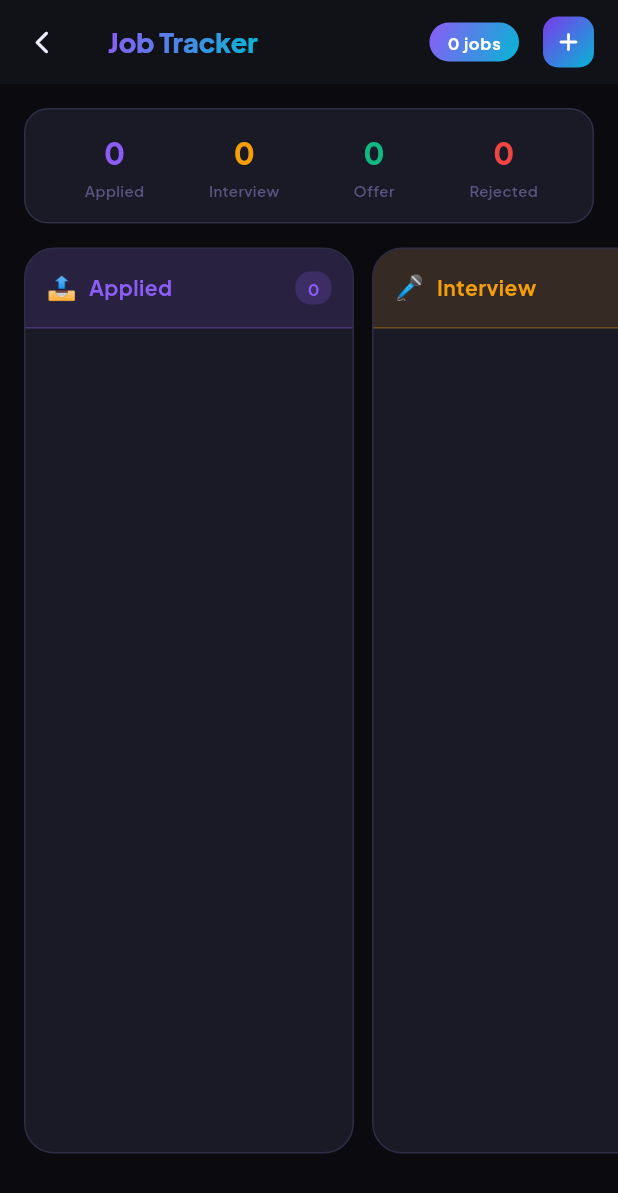
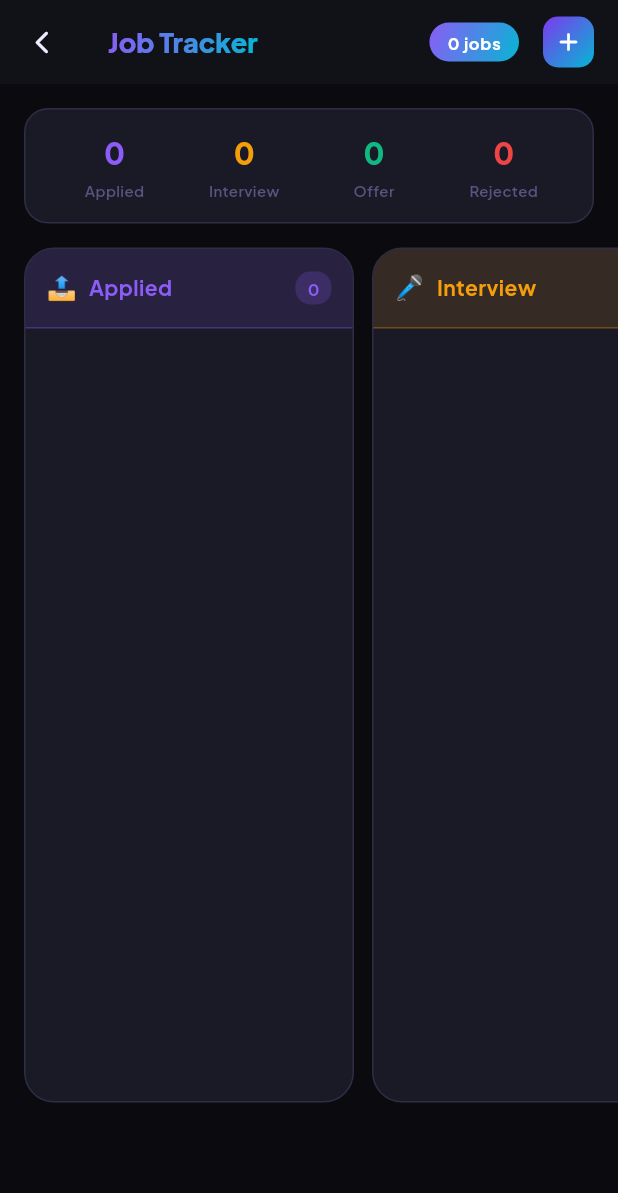
Before and after one commit to Nishanth619/ats_resume_server, a Flutter app: the JobTrackerScreen screen opened by its route, on a phone screen of 412 x 824 dp. Shown: the top 1193 px of the screen. Run offline on Flutter 3.47's test engine with Material 3 defaults, Android fonts, the light colour scheme and no system bars; our stand-ins replace app_links, cloud_firestore, dio, file_picker, firebase_auth, firebase_core and 11 more; accounts and stored records are empty.

Commit message:
fix: cover letter silent fail + job tracker grey screen on keyboard

```diff
--- a/lib/features/job_tracker/job_tracker_screen.dart
+++ b/lib/features/job_tracker/job_tracker_screen.dart
@@ -100,8 +100,15 @@ class JobTrackerScreen extends ConsumerWidget {
                 return Column(
                   children: [
                     _StatsBar(apps: apps),
-                    SizedBox(
-                      height: MediaQuery.of(context).size.height - 180,
+                    // LayoutBuilder gives us a bounded height — avoids grey
+                    // screen when keyboard opens/closes or MediaQuery shifts
+                    LayoutBuilder(
+                      builder: (ctx2, constraints) {
+                        // Remaining screen height after stats bar (~90) + appbar (~56)
+                        final columnH =
+                            MediaQuery.of(ctx2).size.height - 56 - 90 - 48;
+                        return SizedBox(
+                          height: columnH.clamp(300.0, 800.0),
                           child: SingleChildScrollView(
                             scrollDirection: Axis.horizontal,
                             padding: const EdgeInsets.fromLTRB(16, 16, 16, 24),
@@ -115,10 +122,14 @@ class JobTrackerScreen extends ConsumerWidget {
                                             .where((a) => a.status == status)
                                             .toList(),
                                         ref: ref,
+                                        columnHeight:
+                                            columnH.clamp(300.0, 800.0) - 60,
                                       ))
                                   .toList(),
                             ),
                           ),
+                        );
+                      },
                     ),
                   ],
                 );
@@ -306,12 +317,14 @@ class _KanbanColumn extends StatefulWidget {
   final ApplicationStatus status;
   final List<ApplicationModel> apps;
   final WidgetRef ref;
+  final double columnHeight;
 
   const _KanbanColumn({
     required this.uid,
     required this.status,
     required this.apps,
     required this.ref,
+    required this.columnHeight,
   });
 
   @override
@@ -346,6 +359,9 @@ class _KanbanColumnState extends State<_KanbanColumn> {
       builder: (ctx, _, __) => AnimatedContainer(
         duration: const Duration(milliseconds: 200),
         width: 220,
+        // Fixed height — no Flexible or Expanded inside DragTarget to avoid
+        // unbounded constraints that cause the grey screen bug
+        height: widget.columnHeight,
         margin: const EdgeInsets.only(right: 12),
         decoration: BoxDecoration(
           color: _isDragOver
@@ -404,8 +420,9 @@ class _KanbanColumnState extends State<_KanbanColumn> {
                 ],
               ),
             ),
-            // Cards list
-            Flexible(
+            // Cards list — Expanded is safe here because parent AnimatedContainer
+            // now has a fixed height (no more unbounded constraint crash)
+            Expanded(
               child: SingleChildScrollView(
                 padding: const EdgeInsets.all(10),
                 child: Column(
--- a/lib/features/resume_editor/resume_editor_screen.dart
+++ b/lib/features/resume_editor/resume_editor_screen.dart
@@ -12,7 +12,6 @@ import 'sections/education_section.dart';
 import 'sections/skills_section.dart';
 import 'sections/projects_section.dart';
 import 'sections/certifications_section.dart';
-import 'widgets/linkedin_import_banner.dart';
 
 class ResumeEditorScreen extends ConsumerStatefulWidget {
   final String resumeId;
@@ -119,10 +118,6 @@ class _State extends ConsumerState<ResumeEditorScreen> {
         data: (resume) => ListView(
           padding: const EdgeInsets.fromLTRB(16, 20, 16, 100),
           children: [
-            LinkedInImportBanner(
-              resumeId: widget.resumeId,
-              onImported: _onChanged,
-            ),
             PersonalInfoSection(
               resumeId: widget.resumeId,
               data: Map<String,dynamic>.from(resume.sections['personal'] ?? {}),
```
Also changed, not shown: lib/features/cover_letter/cover_letter_screen.dart (+59 -16 lines). Lines whose indentation alone changed are shown as unchanged.
